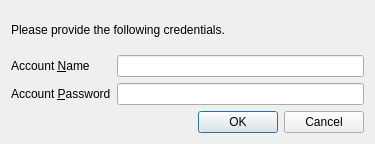
The window that UI/passwordprompt.ui (xloem/spot-on-svn) describes before a commit, drawn with Qt 5.
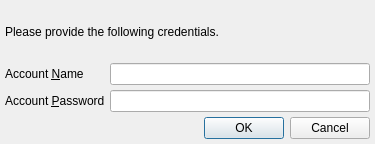
The same window after the commit. Icons and pictures are not drawn.

What changed in the file:
```diff
--- a/UI/passwordprompt.ui
+++ b/UI/passwordprompt.ui
@@ -18,6 +18,12 @@
     <normaloff>:/Logo/spoton-button-32.png</normaloff>:/Logo/spoton-button-32.png</iconset>
   </property>
   <layout class="QVBoxLayout" name="verticalLayout">
+   <property name="spacing">
+    <number>5</number>
+   </property>
+   <property name="margin">
+    <number>5</number>
+   </property>
    <item>
     <widget class="QLabel" name="message">
      <property name="text">
@@ -27,6 +33,9 @@
    </item>
    <item>
     <layout class="QGridLayout" name="gridLayout">
+     <property name="spacing">
+      <number>5</number>
+     </property>
      <item row="0" column="0">
       <widget class="QLabel" name="label">
        <property name="text">
```
